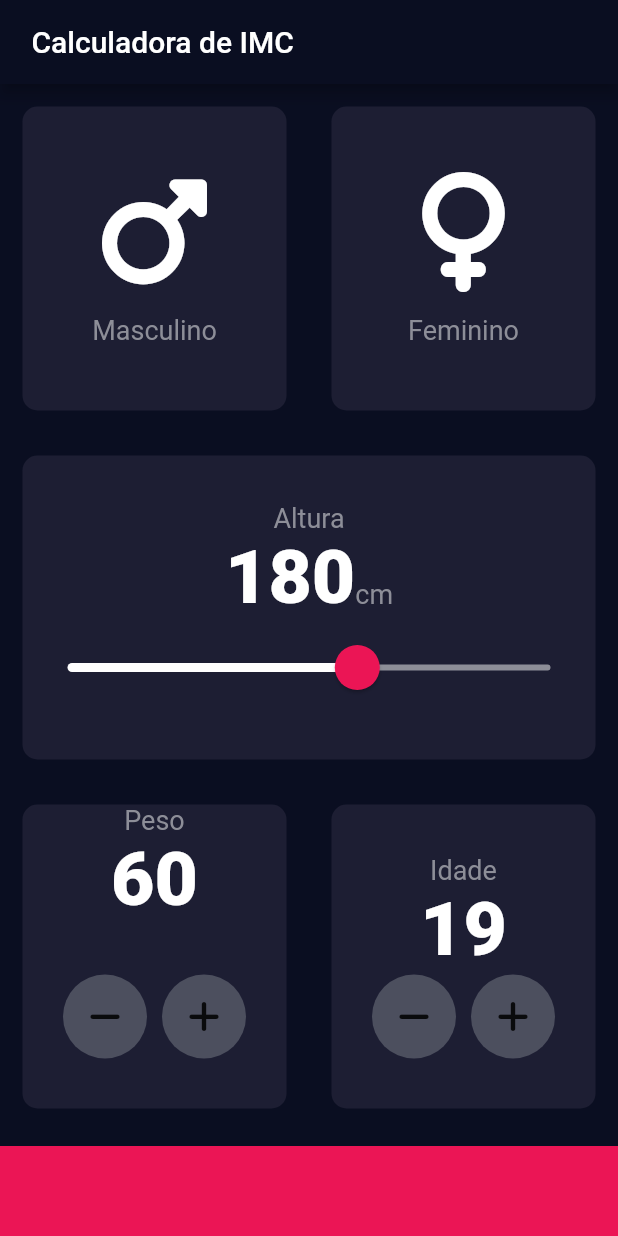
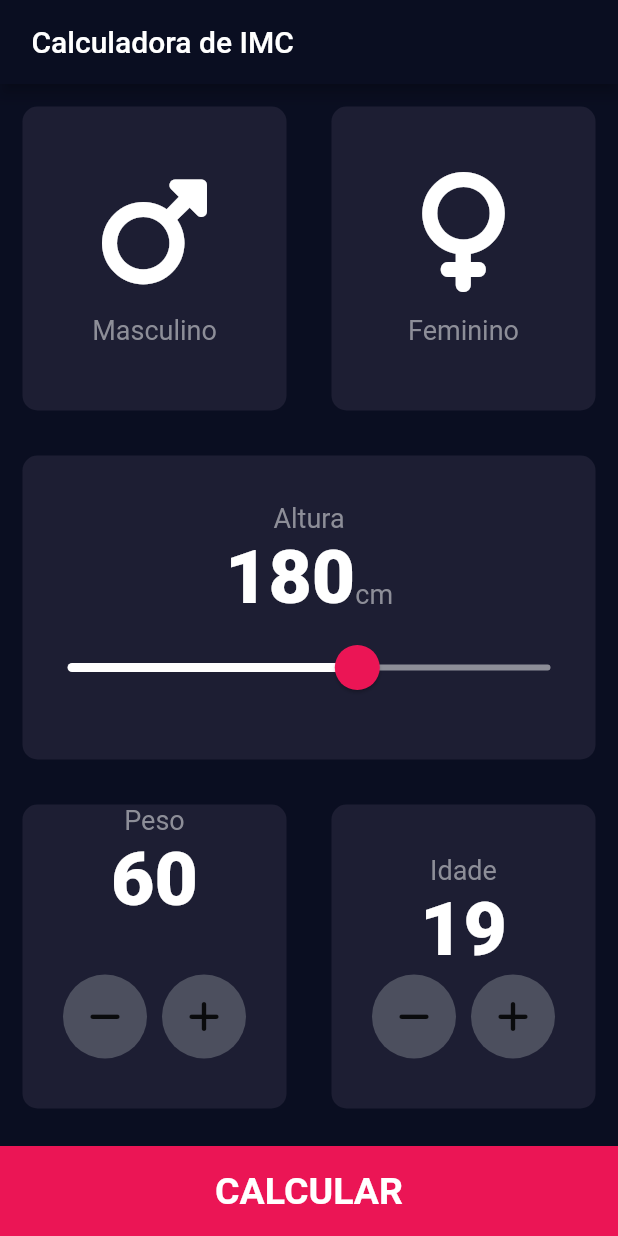
Before and after one commit to oliveiradg/imcFlutter, a Flutter app: the screen it shows after launch, on a phone screen of 412 x 824 dp. Run offline on Flutter 3.47's test engine with Material 2 defaults, Android fonts, the phone set to English and light mode, and no system bars; our stand-ins replace font_awesome_flutter.

```diff
--- a/lib/views/input_page_view.dart
+++ b/lib/views/input_page_view.dart
@@ -4,6 +4,7 @@ import 'package:font_awesome_flutter/font_awesome_flutter.dart';
 import 'package:imc/components/card_tela.dart';
 import 'package:imc/components/constantes.dart';
 import 'package:imc/components/icon_component.dart';
+import 'package:imc/views/resultado_page.dart';
 
 enum Genero {
   masculino,
@@ -155,7 +156,6 @@ class _InputPageState extends State<InputPage> {
                               ),
                               RoundIconButton(
                                 icon: FontAwesomeIcons.plus,
-
                                 onPressed: () {
                                   setState(() {
                                     peso++;
@@ -216,11 +216,36 @@ class _InputPageState extends State<InputPage> {
               ],
             ),
           ),
-          Container(
-            color: const Color(0xFFEB1555),
-            margin: const EdgeInsets.only(top: 10.0),
-            width: double.infinity,
-            height: 60,
+          GestureDetector(
+            onTap: () {
+              Navigator.push(context,
+              MaterialPageRoute(
+                builder: ((context) {
+                  return const ResultadoPage();
+                }
+
+
+                ),
+
+
+              ),);
+            },
+            child: Container(
+              // ignore: sort_child_properties_last
+              child: const Center(
+                child: Text(
+                  'CALCULAR',
+                  style: TextStyle(
+                    fontSize: 25.0,
+                    fontWeight: FontWeight.bold,
+                  ),
+                ),
+              ),
+              color: const Color(0xFFEB1555),
+              margin: const EdgeInsets.only(top: 10.0),
+              width: double.infinity,
+              height: 60,
+            ),
           ),
         ],
       ),
```
Also changed, not shown: lib/views/resultado_page.dart (added, +28 -0 lines).
